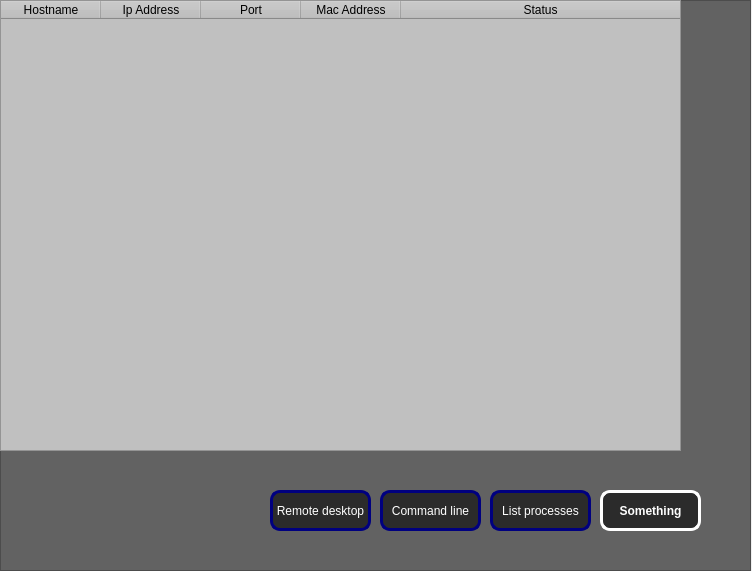
The window that RAT_FinalProject/Server/UI/MainWindow.ui (dnTTT/FinalProject) describes before a commit, drawn with Qt 5.
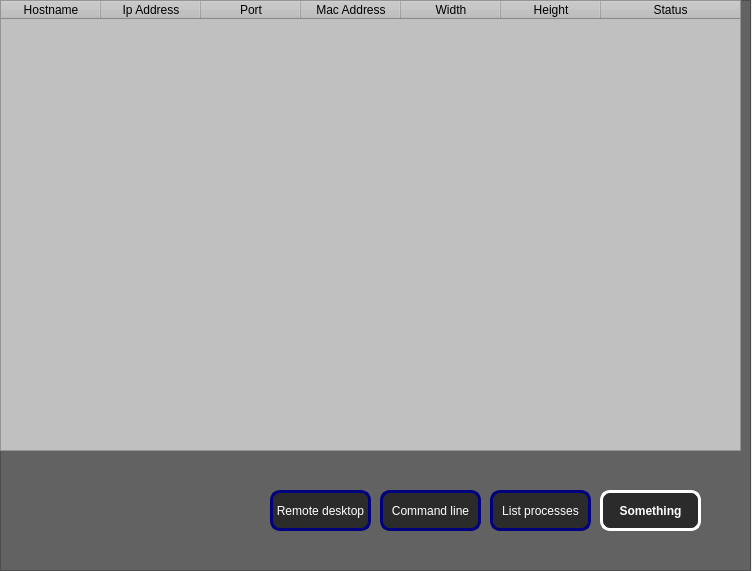
The same window after the commit.

```diff
--- a/RAT_FinalProject/Server/UI/MainWindow.ui
+++ b/RAT_FinalProject/Server/UI/MainWindow.ui
@@ -68,7 +68,7 @@
       <rect>
        <x>0</x>
        <y>0</y>
-       <width>681</width>
+       <width>741</width>
        <height>451</height>
       </rect>
      </property>
@@ -148,6 +148,16 @@
        <string>Mac Address</string>
       </property>
      </column>
+     <column>
+      <property name="text">
+       <string>Width</string>
+      </property>
+     </column>
+     <column>
+      <property name="text">
+       <string>Height</string>
+      </property>
+     </column>
      <column>
       <property name="text">
        <string>Status</string>
```
